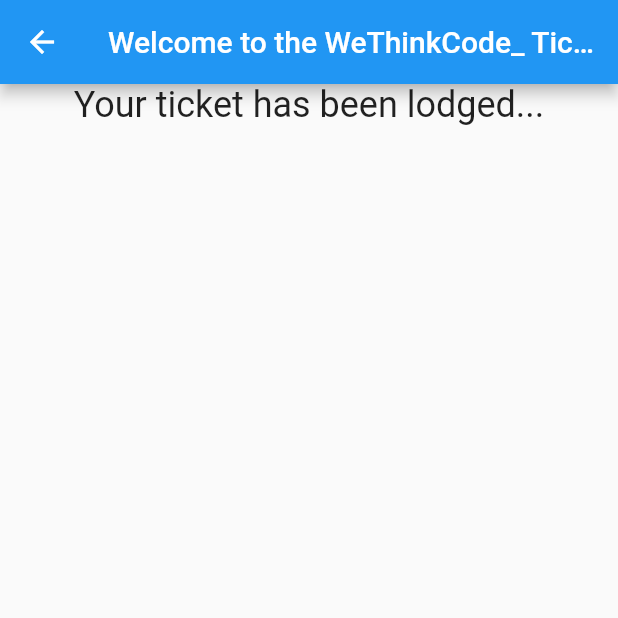
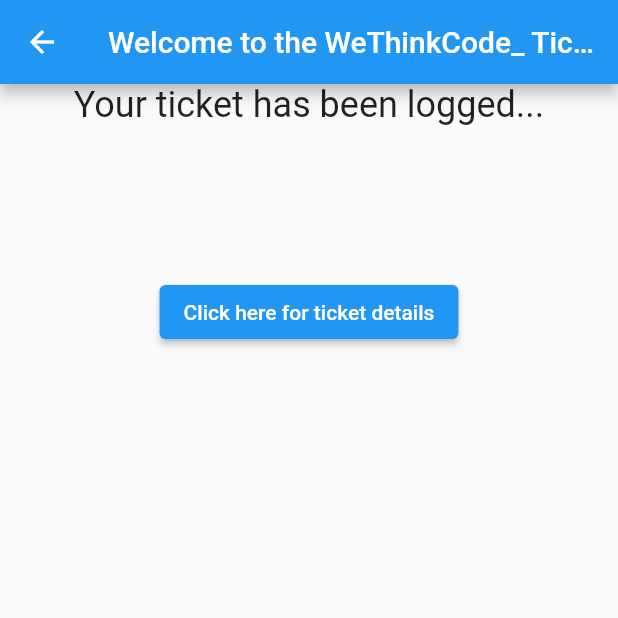
Before and after one commit to Waxes27/java-api, a Flutter app: the EndPage screen opened directly, on a phone screen of 412 x 824 dp, the top half of it. Run offline on Flutter 3.47's test engine with Material 2 defaults, Android fonts, the phone set to English and light mode, and no system bars; Roboto replaces fonts that are missing (aria).

Commit message:
Reference Id done

```diff
--- a/tickets/lib/pages/campus.dart
+++ b/tickets/lib/pages/campus.dart
@@ -1,6 +1,6 @@
 import 'package:flutter/material.dart';
 import 'package:tickets/pages/floor.dart';
-import 'thankyou.dart';
+import 'endpage.dart';
 
 class CampusPage extends StatefulWidget {
   @override
@@ -8,7 +8,7 @@
 }
 
 var otherIssue = "";
-String campus = 'n/a';
+String campus = 'JHB';
 
 class CampusPageState extends State<CampusPage> {
   bool disabled = false;
@@ -45,7 +45,7 @@
               });
             },
 
-            items: <String>['JHB', 'CPT', 'DBN', 'n/a']
+            items: <String>['JHB', 'CPT', 'DBN']
                 .map<DropdownMenuItem<String>>((String value) {
               return DropdownMenuItem<String>(
                 value: value,
--- /dev/null
+++ b/tickets/lib/pages/endpage.dart
@@ -0,0 +1,62 @@
+import 'package:flutter/material.dart';
+import 'confirmation.dart';
+
+
+
+class EndPage extends StatefulWidget {
+  @override
+  EndPageState createState() => EndPageState();
+}
+
+class EndPageState extends State<EndPage> {
+  String id = "";
+  String text = "Click here for ticket details";
+  @override
+  Widget build(BuildContext context) {
+    return Scaffold(
+      // backgroundColor: Colors.blueAccent,
+      appBar: AppBar(
+        title: const Center(
+      child: Text("Welcome to the WeThinkCode_ Ticketing System"),
+    )),
+      body: Column(
+        children: <Widget>[ const Center(
+        child: Text(
+          "Your ticket has been logged...",
+          style: TextStyle(
+            fontSize: 24,
+            fontFamily: "aria",
+          ),
+        ),
+      ),
+
+      const Padding(padding: EdgeInsets.all(50)),
+
+      ElevatedButton(
+        onPressed: (){
+            // Redirect to User Tickets;
+            // id = referenceId;
+            setState(() {
+              text = "Here is your reference ID: $referenceId";
+            });
+            // Navigator.of(context).push(MaterialPageRoute(builder: (BuildContext context){
+
+            // }));
+        },
+         child: Text(text)),
+
+        // const Padding(padding: EdgeInsets.all(80)),
+
+
+        // Text("Your your reference number is: ")
+
+
+
+
+
+
+      ],
+    )
+    );
+  }
+}
--- a/tickets/lib/pages/floor.dart
+++ b/tickets/lib/pages/floor.dart
@@ -1,6 +1,6 @@
 import 'package:flutter/material.dart';
 import 'package:tickets/pages/confirmation.dart';
-import 'thankyou.dart';
+import 'endpage.dart';
 
 class FloorPage extends StatefulWidget {
   @override
@@ -8,7 +8,7 @@
 }
 
 
-String floor = 'n/a';
+String floor = '4th';
 
 class FloorPageState extends State<FloorPage> {
   bool disabled = false;
@@ -45,7 +45,7 @@
               });
             },
 
-            items: <String>['4th', '5th', '6th', 'n/a']
+            items: <String>['4th', '5th', '6th']
                 .map<DropdownMenuItem<String>>((String value) {
               return DropdownMenuItem<String>(
                 value: value,
--- a/tickets/lib/pages/thankyou.dart
+++ /dev/null
@@ -1,34 +0,0 @@
-import 'package:flutter/material.dart';
-
-class EndPage extends StatefulWidget {
-  @override
-  EndPageState createState() => EndPageState();
-}
-
-class EndPageState extends State<EndPage> {
-  @override
-  Widget build(BuildContext context) {
-    return Scaffold(
-      // backgroundColor: Colors.blueAccent,
-      appBar: AppBar(
-        title: const Center(
-      child: Text("Welcome to the WeThinkCode_ Ticketing System"),
-    )),
-      body: Column(
-        children: const <Widget>[ Center(
-        child: Text(
-          "Your ticket has been lodged...",
-          style: TextStyle(
-            fontSize: 24,
-            fontFamily: "aria",
-          ),
-        ),
-      ),
-
-
-
-      ],
-    )
-    );
-  }
-}
--- a/tickets/pubspec.yaml
+++ b/tickets/pubspec.yaml
@@ -36,6 +36,7 @@
   cupertino_icons: ^1.0.2
   http: ^0.13.4
   google_fonts: ^2.1.0
+  intl: ^0.17.0
 
 dev_dependencies:
   flutter_test:
```
Also changed, not shown: tickets/lib/homepage.dart (+13 -13 lines), tickets/lib/pages/confirmation.dart (+65 -20 lines), tickets/lib/pages/issues_page.dart (line endings or trailing spaces), tickets/pubspec.lock.
